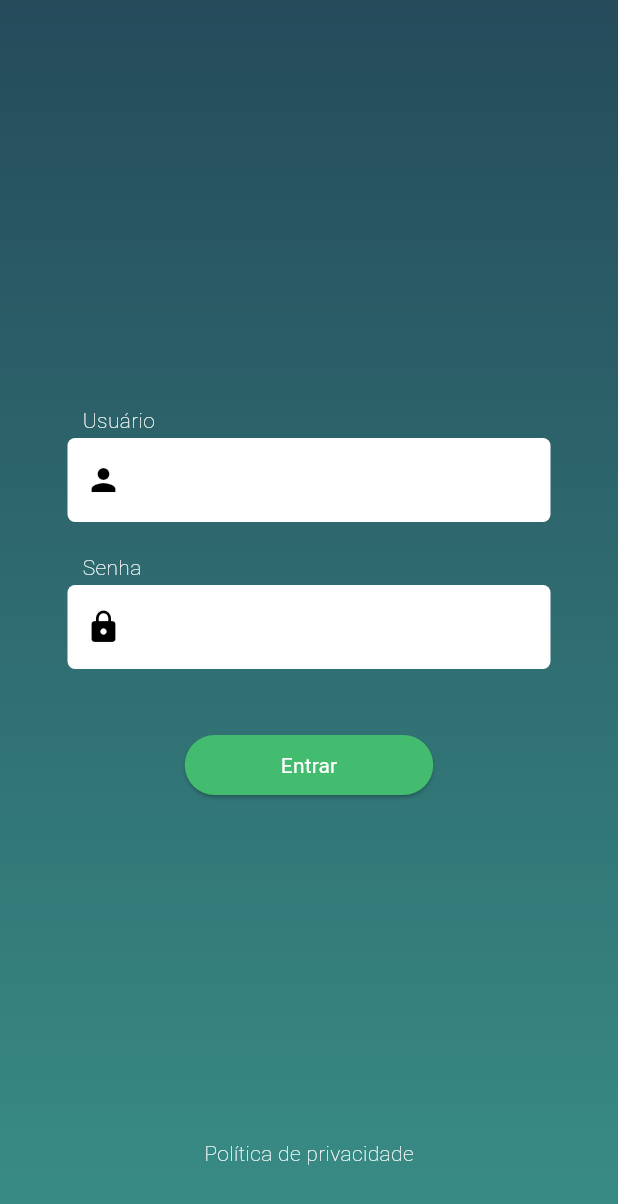
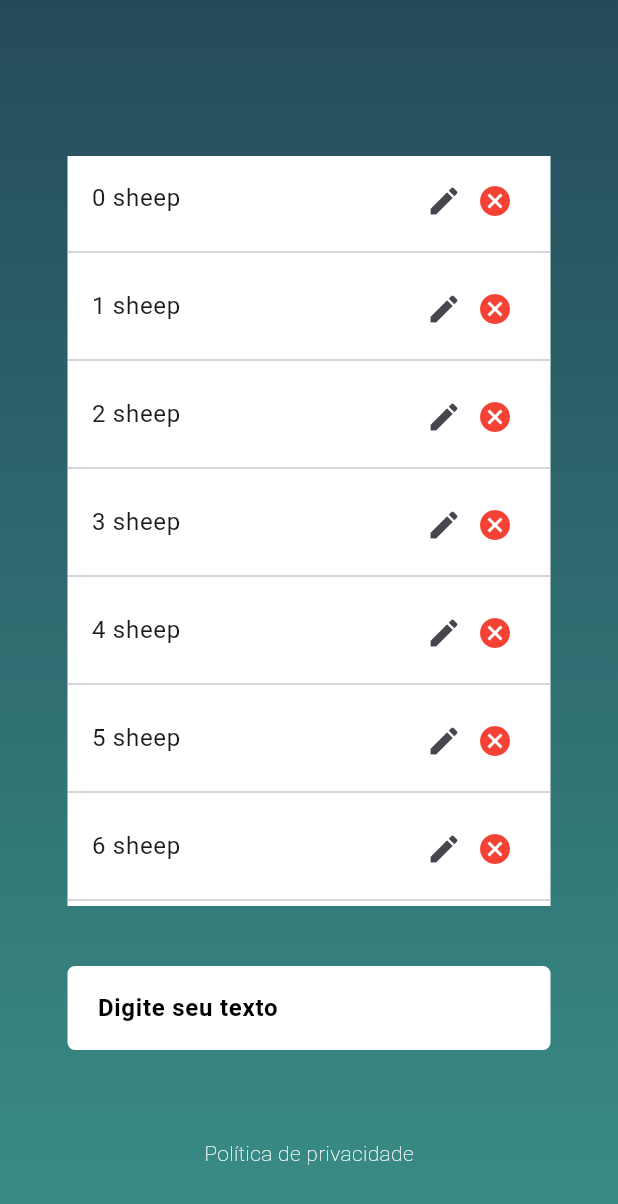
Before and after one commit to zitske/target_flutter_test, a Flutter app: the screen it shows after launch, after a tap on "Entrar", on a phone screen of 412 x 824 dp. Shown: the top 1204 px of the screen. Run offline on Flutter 3.47's test engine with Material 2 defaults, Android fonts, the phone set to English and light mode, and no system bars.

Commit message:
Screen 2

```diff
--- a/lib/src/app/my_app.dart
+++ b/lib/src/app/my_app.dart
@@ -13,7 +13,7 @@ class MyApp extends StatelessWidget {
         colorScheme: ColorScheme.fromSeed(seedColor: Colors.deepPurple),
         useMaterial3: true,
       ),
-      home: const MyHomePage(title: 'Flutter Demo Home Page'),
+      home: const LoginScreen(),
     );
   }
 }
--- a/lib/src/view/login/login_screen.dart
+++ b/lib/src/view/login/login_screen.dart
@@ -1,15 +1,14 @@
 import 'package:flutter/material.dart';
+import 'package:target_flutter_test/src/view/notes/notes_screen.dart';
 
-class MyHomePage extends StatefulWidget {
-  const MyHomePage({super.key, required this.title});
-
-  final String title;
+class LoginScreen extends StatefulWidget {
+  const LoginScreen({super.key});
 
   @override
-  State<MyHomePage> createState() => _MyHomePageState();
+  State<LoginScreen> createState() => _LoginScreenState();
 }
 
-class _MyHomePageState extends State<MyHomePage> {
+class _LoginScreenState extends State<LoginScreen> {
   @override
   Widget build(BuildContext context) {
     return Scaffold(
@@ -104,8 +103,12 @@ class _MyHomePageState extends State<MyHomePage> {
                   ElevatedButton(
                     style: ButtonStyle(
                         backgroundColor: MaterialStateProperty.all<Color>(
-                            Color(0xFF44bc6f))),
-                    onPressed: () => {},
+                            const Color(0xFF44bc6f))),
+                    onPressed: () => Navigator.pushReplacement(
+                        context,
+                        MaterialPageRoute(
+                            builder: (context) =>
+                                const NotesScreen(user: "username"))),
                     child: const Center(
                       child: Padding(
                         padding: EdgeInsets.only(
--- /dev/null
+++ b/lib/src/view/notes/notes_screen.dart
@@ -0,0 +1,113 @@
+import 'package:flutter/material.dart';
+
+class NotesScreen extends StatefulWidget {
+  const NotesScreen({super.key, required this.user});
+
+  final String user;
+
+  @override
+  State<NotesScreen> createState() => _NotesScreenState();
+}
+
+class _NotesScreenState extends State<NotesScreen> {
+  @override
+  Widget build(BuildContext context) {
+    return Scaffold(
+      body: Container(
+        decoration: const BoxDecoration(
+          gradient: LinearGradient(
+            begin: Alignment.topCenter,
+            end: Alignment.bottomCenter,
+            stops: [0.0, 1.0],
+            colors: [
+              Color(0xFF254b5b),
+              Color(0xFF398d86),
+            ],
+          ),
+        ),
+        child: Padding(
+          padding: const EdgeInsets.all(45.0),
+          child: Column(
+            crossAxisAlignment: CrossAxisAlignment.center,
+            mainAxisAlignment: MainAxisAlignment.center,
+            children: <Widget>[
+              const Spacer(),
+              Column(
+                mainAxisSize: MainAxisSize.min,
+                mainAxisAlignment: MainAxisAlignment.center,
+                crossAxisAlignment: CrossAxisAlignment.start,
+                children: [
+                  Container(
+                    height: 500,
+                    decoration: BoxDecoration(color: Colors.white),
+                    child: ListView.separated(
+                      shrinkWrap: true,
+                      itemCount: 100,
+                      itemBuilder: (context, index) {
+                        return ListTile(
+                          title: Text('$index sheep'),
+                          trailing: SizedBox(
+                            width: 60,
+                            height: 20,
+                            child: Row(
+                                mainAxisSize: MainAxisSize.min,
+                                mainAxisAlignment: MainAxisAlignment.center,
+                                children: [
+                                  InkWell(
+                                      onTap: () {},
+                                      child: const Icon(Icons.edit)),
+                                  const SizedBox(width: 10),
+                                  InkWell(
+                                    onTap: () {},
+                                    child: const Icon(
+                                      Icons.cancel,
+                                      color: Colors.red,
+                                    ),
+                                  )
+                                ]),
+                          ),
+                        );
+                      },
+                      separatorBuilder: (context, index) {
+                        return const Divider();
+                      },
+                    ),
+                  ),
+                  const SizedBox(
+                    height: 40,
+                  ),
+                  TextFormField(
+                    onEditingComplete: () {},
+                    cursorColor: Colors.black,
+                    cursorWidth: 1,
+                    style: const TextStyle(color: Colors.black),
+                    decoration: InputDecoration(
+                      hintText: "Digite seu texto",
+                      hintStyle: const TextStyle(
+                          color: Colors.black, fontWeight: FontWeight.bold),
+                      filled: true,
+                      fillColor: Colors.white,
+                      border: OutlineInputBorder(
+                        borderRadius: BorderRadius.circular(5.0),
+                        borderSide: BorderSide.none,
+                      ),
+                      contentPadding: const EdgeInsets.all(16.0),
+
+                      // Add box shadow
+                    ),
+                  ),
+                ],
+              ),
+              const Spacer(),
+              const Text(
+                'Política de privacidade',
+                style:
+                    TextStyle(color: Colors.white, fontWeight: FontWeight.w100),
+              ),
+            ],
+          ),
+        ),
+      ),
+    );
+  }
+}
```
